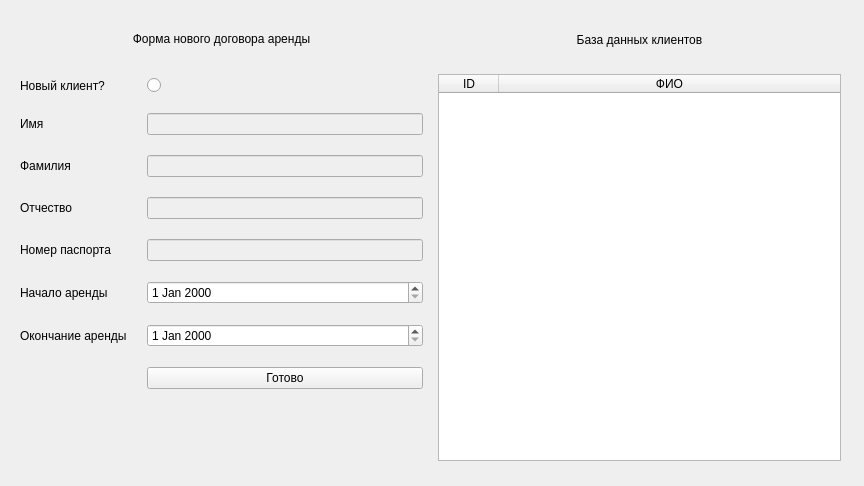
Old version of the form app/xml/rent_form.ui in the repository dvraklanov/RentaCar.
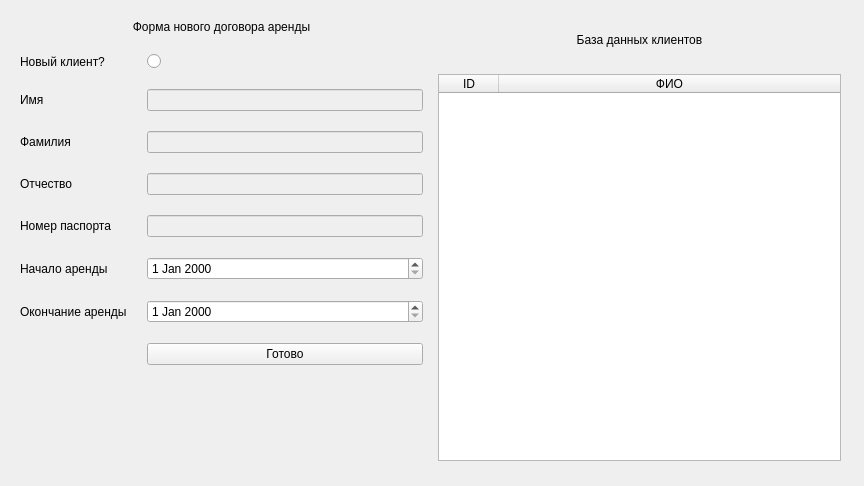
New version of the form.

The edit to the form file:
```diff
--- a/app/xml/rent_form.ui
+++ b/app/xml/rent_form.ui
@@ -45,7 +45,7 @@
      <number>15</number>
     </property>
     <item>
-     <layout class="QVBoxLayout" name="verticalLayout" stretch="1,10">
+     <layout class="QVBoxLayout" name="verticalLayout" stretch="1,10,22">
       <property name="spacing">
        <number>20</number>
       </property>
@@ -167,6 +167,13 @@
         </item>
        </layout>
       </item>
+      <item>
+       <widget class="QLabel" name="msg_box">
+        <property name="text">
+         <string/>
+        </property>
+       </widget>
+      </item>
      </layout>
     </item>
     <item>
```
Left out of the diff: 28 changed lines with no effect on the pictures.
